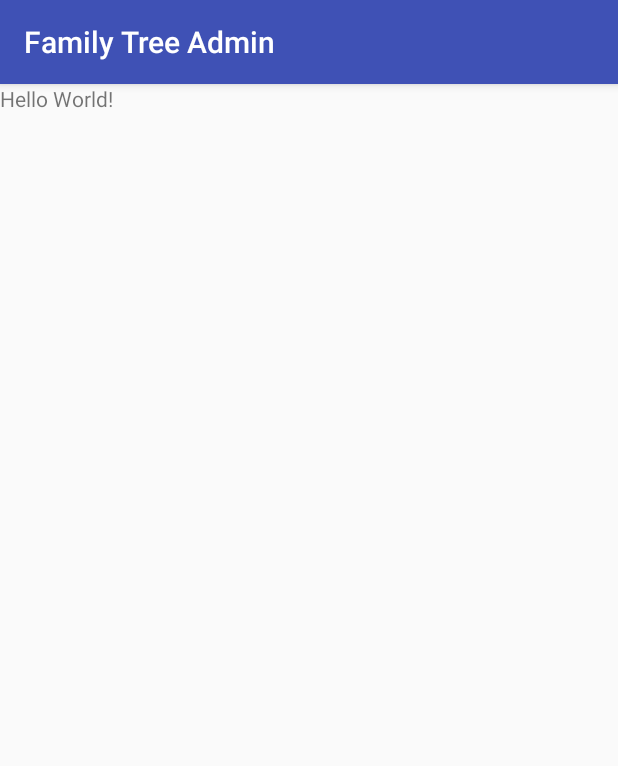
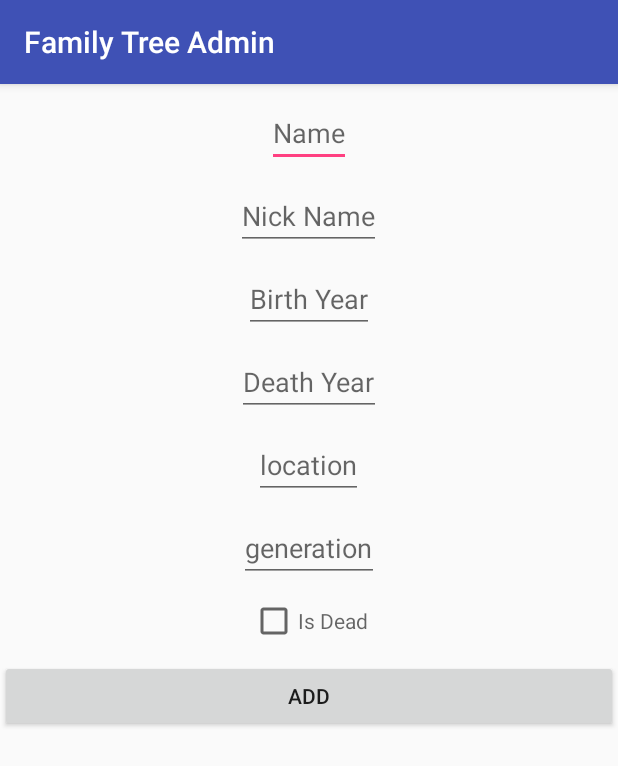
Before and after one commit to nikil07/FamilyTreeAdmin, an Android app: the screen it shows after launch (MainActivity), on a phone screen of 412 x 824 dp. Shown: the top 766 px of the screen. Run offline under Robolectric (Android 15) with nearby library versions, the phone set to English and light mode, and no system bars; our stand-ins replace ButterKnife, Firebase (no records; nobody signed in at launch, a user with empty details on screens opened directly).

Commit message:
Added more fields

```diff
--- /dev/null
+++ b/app/src/main/java/com/androidworks/nikhil/familytreeadmin/data/DataStore.java
@@ -0,0 +1,69 @@
+package com.androidworks.nikhil.familytreeadmin.data;
+
+import android.content.Context;
+import android.content.SharedPreferences;
+import android.preference.PreferenceManager;
+
+import com.androidworks.nikhil.familytreeadmin.data.model.Member;
+import com.androidworks.nikhil.familytreeadmin.utils.Constants;
+import com.google.gson.Gson;
+import com.google.gson.reflect.TypeToken;
+
+import java.util.ArrayList;
+
+/**
+ * Created by Nikhil on 06-Jul-18.
+ */
+
+public class DataStore {
+
+    static Gson gson = new Gson();
+    static ArrayList<Member> members;
+    private static DataStore instance;
+    private static SharedPreferences sharedPreferences;
+
+    private DataStore() {
+        // private constructor to enforce singleton
+    }
+
+    public static DataStore getInstance(Context context) {
+        if (instance == null) {
+            instance = new DataStore();
+            sharedPreferences = PreferenceManager.getDefaultSharedPreferences(context.getApplicationContext());
+            members = new ArrayList<>();
+        }
+        return instance;
+    }
+
+    /**
+     * to store location logs
+     *
+     * @param member
+     */
+    public void storeMembers(Member member) {
+
+        members = gson.fromJson(sharedPreferences.getString(Constants.SHARED_PREF_MEMBERS, members.toString()), new TypeToken<ArrayList<Member>>() {
+        }.getType());
+        members.add(member);
+        sharedPreferences.edit().putString(Constants.SHARED_PREF_MEMBERS, gson.toJson(members)).apply();
+    }
+
+    /**
+     * to get location logs
+     *
+     * @return
+     */
+    public String getMembersJSON() {
+        return sharedPreferences.getString(Constants.SHARED_PREF_MEMBERS, members.toString());
+    }
+
+    /**
+     * to get location logs
+     *
+     * @return
+     */
+    public void setMembersJSON(String JSON) {
+        sharedPreferences.edit().putString(Constants.SHARED_PREF_MEMBERS, JSON).apply();
+    }
+
+}
--- a/app/src/main/java/com/androidworks/nikhil/familytreeadmin/ui/activities/MainActivity.java
+++ b/app/src/main/java/com/androidworks/nikhil/familytreeadmin/ui/activities/MainActivity.java
@@ -3,8 +3,14 @@ package com.androidworks.nikhil.familytreeadmin.ui.activities;
 import android.os.Bundle;
 import android.support.v7.app.AppCompatActivity;
 import android.util.Log;
+import android.view.View;
+import android.widget.Button;
+import android.widget.CheckBox;
+import android.widget.EditText;
 
 import com.androidworks.nikhil.familytreeadmin.R;
+import com.androidworks.nikhil.familytreeadmin.data.DataStore;
+import com.androidworks.nikhil.familytreeadmin.data.model.Member;
 import com.google.firebase.FirebaseApp;
 import com.google.firebase.database.DataSnapshot;
 import com.google.firebase.database.DatabaseError;
@@ -14,18 +20,57 @@ import com.google.firebase.database.ValueEventListener;
 import com.google.firebase.storage.FirebaseStorage;
 import com.google.firebase.storage.StorageReference;
 
+import butterknife.BindView;
+import butterknife.ButterKnife;
+
 public class MainActivity extends AppCompatActivity {
 
+    private static final String TAG = "NIK";
     StorageReference storageRef;
     DatabaseReference myRef;
     FirebaseStorage storage;
     FirebaseDatabase database;
+    @BindView(R.id.et_birth_year)
+    EditText birth;
+    @BindView(R.id.et_death)
+    EditText death;
+    @BindView(R.id.et_generation)
+    EditText generation;
+    @BindView(R.id.et_location)
+    EditText location;
+    @BindView(R.id.et_name)
+    EditText name;
+    @BindView(R.id.et_nick_name)
+    EditText nickName;
+    @BindView(R.id.bt_add)
+    Button add;
+    @BindView(R.id.ck_is_dead)
+    CheckBox isDead;
 
     @Override
     protected void onCreate(Bundle savedInstanceState) {
         super.onCreate(savedInstanceState);
         setContentView(R.layout.activity_main);
+        ButterKnife.bind(this);
         init();
+
+        add.setOnClickListener(new View.OnClickListener() {
+            @Override
+            public void onClick(View view) {
+
+                Member member = new Member();
+                member.setBirthYear(Integer.parseInt(birth.getText().toString()));
+                member.setDead(isDead.isChecked());
+                member.setGeneration(Integer.parseInt(generation.getText().toString()));
+                member.setDeathYear(Integer.parseInt(death.getText().toString()));
+                member.setName(name.getText().toString());
+                member.setNickName(nickName.getText().toString());
+
+                DataStore.getInstance(MainActivity.this).storeMembers(member);
+                myRef.setValue(DataStore.getInstance(MainActivity.this).getMembersJSON());
+            }
+        });
+
     }
 
     private void init() {
@@ -40,15 +85,15 @@ public class MainActivity extends AppCompatActivity {
             @Override
             public void onDataChange(DataSnapshot dataSnapshot) {
                 String value = dataSnapshot.getValue(String.class);
-                Log.d("nikhil", "Value is: " + value);
+                DataStore.getInstance(MainActivity.this).setMembersJSON(value);
+                Log.d(TAG, "Value is: " + value);
             }
 
             @Override
             public void onCancelled(DatabaseError error) {
                 // Failed to read value
-                Log.w("nikhil", "Failed to read value.", error.toException());
+                Log.e(TAG, "Failed to read value.", error.toException());
             }
         });
-
     }
 }
--- /dev/null
+++ b/app/src/main/java/com/androidworks/nikhil/familytreeadmin/utils/Constants.java
@@ -0,0 +1,9 @@
+package com.androidworks.nikhil.familytreeadmin.utils;
+
+/**
+ * Created by Nikhil on 25-Sep-16.
+ */
+public interface Constants {
+
+    String SHARED_PREF_MEMBERS = "SHARED_PREF_MEMBERS";
+}
--- a/app/src/main/res/layout/activity_main.xml
+++ b/app/src/main/res/layout/activity_main.xml
@@ -4,11 +4,71 @@
     xmlns:tools="http://schemas.android.com/tools"
     android:layout_width="match_parent"
     android:layout_height="match_parent"
-    tools:context="com.androidworks.nikhil.familytreeadmin.MainActivity">
+    android:gravity="center_horizontal"
+    android:orientation="vertical"
+    tools:conhint="com.androidworks.nikhil.familytreeadmin.ui.activities.MainActivity">
 
-    <TextView
+    <EditText
+        android:id="@+id/et_name"
         android:layout_width="wrap_content"
         android:layout_height="wrap_content"
-        android:text="Hello World!"
-/>
+        android:layout_marginTop="10dp"
+        android:hint="Name" />
+
+    <EditText
+        android:id="@+id/et_nick_name"
+        android:layout_width="wrap_content"
+        android:layout_height="wrap_content"
+        android:layout_marginTop="10dp"
+        android:hint="Nick Name" />
+
+
+    <EditText
+        android:id="@+id/et_birth_year"
+        android:layout_width="wrap_content"
+        android:layout_height="wrap_content"
+        android:layout_marginTop="10dp"
+        android:hint="Birth Year"
+        android:inputType="date"
+        />
+
+    <EditText
+        android:id="@+id/et_death"
+        android:layout_width="wrap_content"
+        android:layout_height="wrap_content"
+        android:layout_marginTop="10dp"
+        android:hint="Death Year"
+        android:inputType="date" />
+
+    <EditText
+        android:id="@+id/et_location"
+        android:layout_width="wrap_content"
+        android:layout_height="wrap_content"
+        android:layout_marginTop="10dp"
+        android:hint="location" />
+
+    <EditText
+        android:id="@+id/et_generation"
+        android:layout_width="wrap_content"
+        android:layout_height="wrap_content"
+        android:layout_marginTop="10dp"
+        android:hint="generation"
+        android:inputType="number" />
+
+    <CheckBox
+        android:id="@+id/ck_is_dead"
+        android:layout_width="wrap_content"
+        android:layout_height="wrap_content"
+        android:checked="false"
+        android:layout_marginTop="10dp"
+        android:hint="Is Dead" />
+
+    <Button
+        android:id="@+id/bt_add"
+        android:layout_width="match_parent"
+        android:layout_height="wrap_content"
+        android:layout_marginTop="10dp"
+        android:text="Add" />
+
+
 </LinearLayout>
```
Also changed, not shown: app/build.gradle (+4 -3 lines), app/src/main/java/com/androidworks/nikhil/familytreeadmin/data/model/Member.java (+23 -5 lines).
